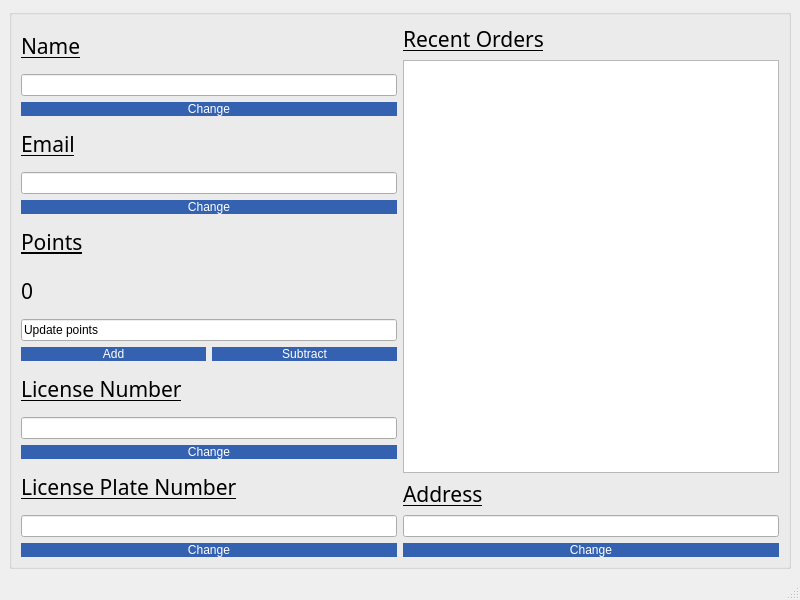
Above: Drive/driverinfo.ui from TraceyAlKing/CPSC4910-watt4910-group5 before the change. Below: the same form after it.
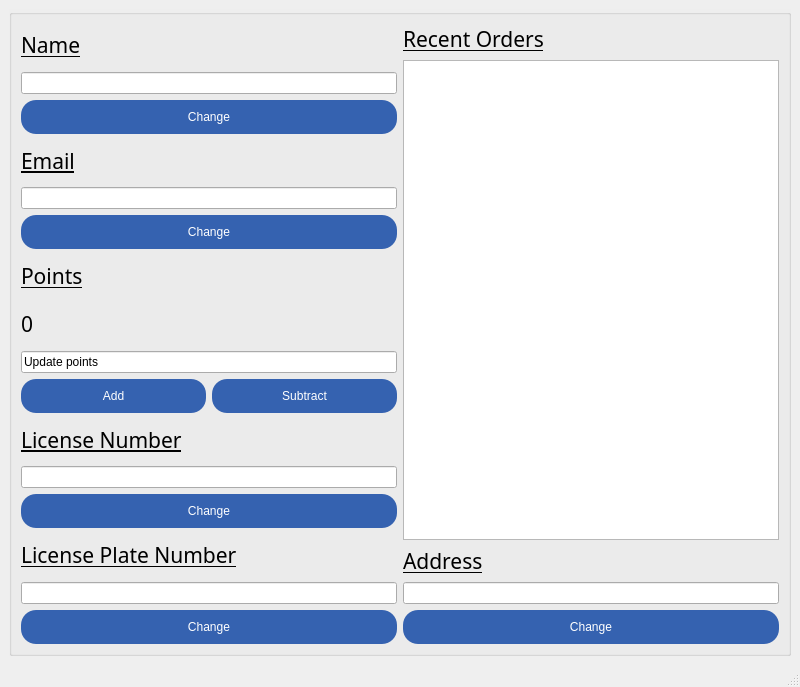
That is the form after the change.

```diff
--- a/Drive/driverinfo.ui
+++ b/Drive/driverinfo.ui
@@ -7,7 +7,7 @@
     <x>0</x>
     <y>0</y>
     <width>800</width>
-    <height>600</height>
+    <height>687</height>
    </rect>
   </property>
   <property name="windowTitle">
@@ -19,12 +19,26 @@
 QPushButton {color : white;
 background-color : #3562B0;
 border-radius: 10px;}
-QPushButton{ font: 81 14pt &quot;AXIS Extra Bold&quot;;}
+QPushButton{ font: 81 14pt &quot;AXIS Extra Bold&quot;;
+  border: none;
+  border-radius: 15px;
+  box-shadow: 0 9px #999;
+  padding: 10px 15px;}
 #pushButton_Login_2{ font: 81 18pt &quot;AXIS Extra Bold&quot;;
 border-radius: 25px; }
 QGroupBox{ background-color : #EEEEEE;}
 QLabel{  font: 16pt &quot;Aganè S&quot;; }
-QStackedWidget{ background: qlineargradient(x1:0, y1:0, x2:1, y2:1,  stop:0 #202020, stop: 0.4 #303030, stop:1 #353535)}</string>
+QStackedWidget{ background: qlineargradient(x1:0, y1:0, x2:1, y2:1,  stop:0 #202020, stop: 0.4 #303030, stop:1 #353535)}
+
+
+
+QPushButton:hover {background-color: #2D5496}
+
+QPushButton:active {
+  background-color: #2D5496;
+  box-shadow: 0 5px #666;
+  transform: translateY(4px);
+}</string>
   </property>
   <widget class="QWidget" name="centralwidget">
    <layout class="QVBoxLayout" name="verticalLayout">
```
